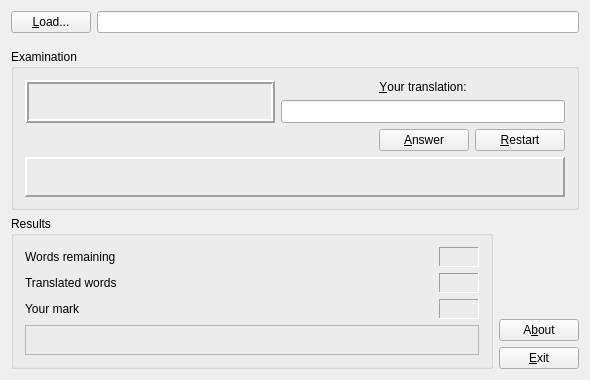
This is window.ui in olgerd27/words_teacher as Qt 5 draws it before an edit. The edited form follows.
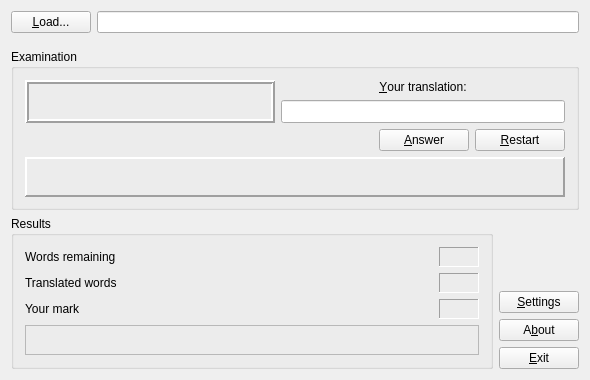
This is the edited form. Custom widgets are drawn as their Qt base class.

Commit message: Add "Settings" push button on the main window and implement Settings window UI.

```diff
--- a/window.ui
+++ b/window.ui
@@ -552,11 +552,21 @@
          <property name="sizeHint" stdset="0">
           <size>
            <width>20</width>
-           <height>18</height>
+           <height>40</height>
           </size>
          </property>
         </spacer>
        </item>
+       <item>
+        <widget class="QPushButton" name="m_pbSettings">
+         <property name="text">
+          <string>&amp;Settings</string>
+         </property>
+         <property name="autoDefault">
+          <bool>true</bool>
+         </property>
+        </widget>
+       </item>
        <item>
         <widget class="QPushButton" name="m_pbAbout">
          <property name="sizePolicy">
```
Left out of the diff: 4 changed lines with no effect on the pictures. The commit also changes 6 other files.
